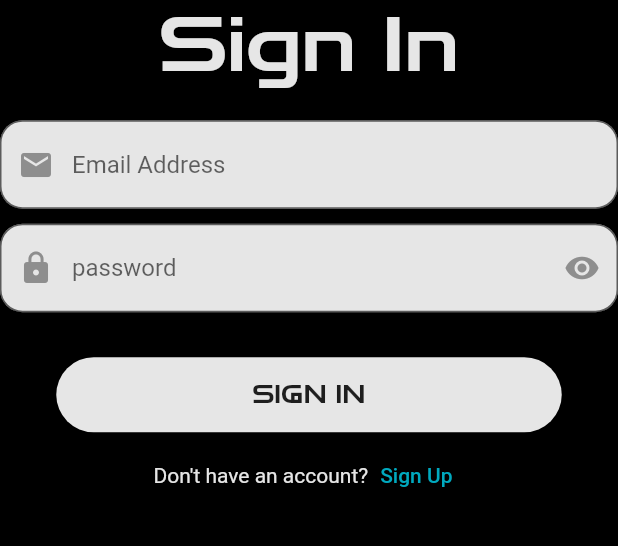
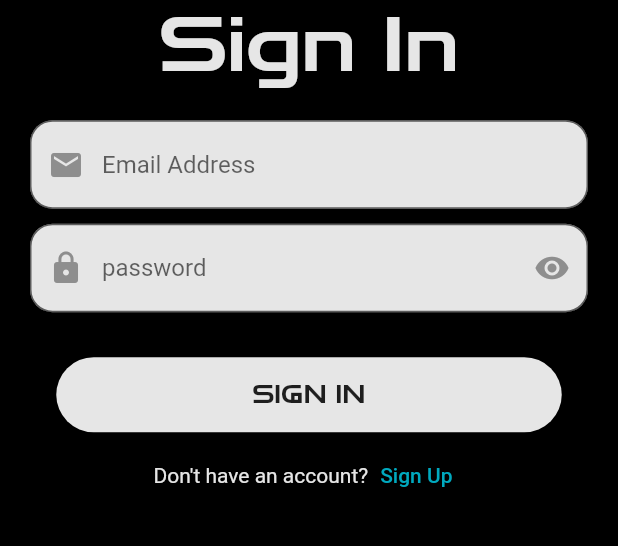
Before and after one commit to ElgebalyMo2000/Parking_App, a Flutter app: the screen it shows after launch, on a phone screen of 412 x 824 dp, the part 512-1058 px from its top. Run offline on Flutter 3.47's test engine with Material 2 defaults, Android fonts, the phone set to English and light mode, and no system bars; our stand-ins replace animated_splash_screen, bloc, dio, flutter_bloc, getwidget, page_transition.

Commit message:
added Home-Screen

```diff
--- a/lib/main.dart
+++ b/lib/main.dart
@@ -1,7 +1,13 @@
 import 'package:dbproject/modules/loginScreen/splashScreen.dart';
+import 'package:dbproject/shared/bloc_observer.dart';
+import 'package:dbproject/shared/remote/dio_helper.dart';
 import 'package:flutter/material.dart';
+import 'package:flutter/services.dart';
+import 'package:flutter_bloc/flutter_bloc.dart';
 
 void main() {
+  Bloc.observer = MyBlocObserver();
+  DioHelper.init();
   runApp(const MyApp());
 }
 
@@ -15,7 +21,29 @@ class MyApp extends StatelessWidget {
       debugShowCheckedModeBanner: false,
       theme: ThemeData(
         visualDensity: VisualDensity.adaptivePlatformDensity,
+        appBarTheme: AppBarTheme(
+          backgroundColor: Colors.white,
+          titleTextStyle: TextStyle(
+            fontWeight: FontWeight.bold,
+            color: Colors.black,
+            fontSize: 20.0,
+          ),
+          iconTheme: IconThemeData(
+            color: Colors.black,
+          ),
+          elevation: 0.0,
+          systemOverlayStyle: SystemUiOverlayStyle(
+            statusBarColor: Colors.transparent,
+            statusBarIconBrightness: Brightness.dark,
+          ),
+        ),
+        bottomNavigationBarTheme: BottomNavigationBarThemeData(
+          backgroundColor: Colors.grey.withOpacity(.3),
+          elevation: 0.0,
+          selectedItemColor: Colors.black,
+        ),
       ),
+
       home: splashScreen(),
     );
   }
--- /dev/null
+++ b/lib/modules/loginScreen/cubit/states.dart
@@ -0,0 +1,17 @@
+abstract class AppLoginStates {}
+
+class AppLoginInitialState extends AppLoginStates{}
+
+class AppLoginLoadingState extends AppLoginStates{}
+
+class AppLoginSuccessState extends AppLoginStates{
+  //final String? uId;
+  //AppLoginSuccessState(this.uId);
+
+}
+
+class AppLoginErrorState extends AppLoginStates
+{
+  final String error;
+  AppLoginErrorState(this.error);
+}
--- a/lib/modules/loginScreen/loginScreen.dart
+++ b/lib/modules/loginScreen/loginScreen.dart
@@ -1,8 +1,12 @@
+import 'package:dbproject/modules/loginScreen/cubit/cubit.dart';
+import 'package:dbproject/modules/loginScreen/cubit/states.dart';
+import 'package:dbproject/modules/parkinglotScreen/lotScreen.dart';
 import 'package:dbproject/modules/signup/signUp.dart';
 import 'package:dbproject/shared/components/components.dart';
 import 'package:flutter/material.dart';
 import 'package:flutter/src/widgets/framework.dart';
 import 'package:flutter/src/widgets/placeholder.dart';
+import 'package:flutter_bloc/flutter_bloc.dart';
 
 class LoginScreen extends StatefulWidget {
   @override
@@ -28,6 +32,12 @@ class _LoginScreenState extends State<LoginScreen> {
   @override
   Widget build(BuildContext context) {
     Size size = MediaQuery.of(context).size;
+    return BlocProvider(
+      create: (BuildContext context) => AppLoginCubit(),
+      child: BlocConsumer<AppLoginCubit,AppLoginStates>(
+        listener: (context, state){},
+        builder: (context, state)
+        {
           return Scaffold(
             body: AnimatedOpacity(
               opacity: _isVisible ? 1.0 : 0.0,
@@ -39,6 +49,8 @@ class _LoginScreenState extends State<LoginScreen> {
                   child: Center(
                     child: Form(
                       key: formKey,
+                      child: Padding(
+                        padding: const EdgeInsets.all(20.0),
                         child: Column(
                           mainAxisAlignment: MainAxisAlignment.center,
                           children: [
@@ -63,7 +75,7 @@ class _LoginScreenState extends State<LoginScreen> {
                                 controller: emailController,
                                 validate: (value) {
                                   if (value == null || value.isEmpty) {
-                            print('email must not be empty');
+                                    return 'please enter your email address';
                                   }
                                   return null;
                                 },
@@ -77,7 +89,7 @@ class _LoginScreenState extends State<LoginScreen> {
                               controller: passwordController,
                               validate: (value) {
                                 if (value == null || value.isEmpty) {
-                          print('password must not be empty');
+                                  return 'please enter your password';
                                 }
                                 return null;
                               },
@@ -101,6 +113,7 @@ class _LoginScreenState extends State<LoginScreen> {
                                   if (formKey.currentState?.validate() ?? true) {
                                     print(emailController.text);
                                     print(passwordController.text);
+                                    navigateTo(context, parkingLot());
                                   }
                                 },
                                 text: 'sign in'),
@@ -135,7 +148,11 @@ class _LoginScreenState extends State<LoginScreen> {
                   ),
                 ),
               ),
+            ),
             backgroundColor: Color.fromARGB(255, 0, 0, 0),
+          );
+        },
+      )
     );
   }
 }
--- /dev/null
+++ b/lib/shared/remote/dio_helper.dart
@@ -0,0 +1,70 @@
+import 'package:dio/dio.dart';
+
+class DioHelper{
+
+  static Dio? dio;
+  static init()
+  {
+    dio = Dio(
+      BaseOptions(
+        baseUrl: 'https://student.valuxapps.com/api/',
+        receiveDataWhenStatusError: true ,
+
+      ),
+    );
+  }
+
+  static Future<Response> getData({
+    required String url,
+    required Map<String, dynamic> query,
+  }) async
+  {
+    return await dio!.get(
+      url,
+      queryParameters: query,
+    );
+  }
+
+  static Future<Response> postData({
+    required String url,
+    required Map<String, dynamic> data,
+    Map<String, dynamic>? query,
+    String lang = 'ar',
+    String? token,
+  }) async
+  {
+    dio!.options.headers =
+    {
+      'lang':lang,
+      'Authorization': token??'',
+      'Content-Type': 'application/json',
+    };
+
+    return await dio!.post(
+      url,
+      queryParameters: query,
+      data: data,
+    );
+  }
+  static Future<Response> putData({
+    required String url,
+    required Map<String, dynamic> data,
+    Map<String, dynamic>? query,
+    String lang = 'en',
+    String? token,
+  }) async
+  {
+    dio!.options.headers =
+    {
+      'lang':lang,
+      'Authorization': token??'',
+      'Content-Type': 'application/json',
+    };
+
+    return dio!.put(
+      url,
+      queryParameters: query,
+      data: data,
+    );
+  }
+}
--- a/pubspec.yaml
+++ b/pubspec.yaml
@@ -36,6 +36,9 @@ dependencies:
   # Use with the CupertinoIcons class for iOS style icons.
   cupertino_icons: ^1.0.2
   animated_splash_screen: ^1.3.0
+  flutter_bloc: ^8.1.2
+  dio_helper_flutter: ^1.0.13
+  getwidget: ^3.1.1
 
 dev_dependencies:
   flutter_test:
```
Also changed, not shown: lib/modules/loginScreen/cubit/cubit.dart (added, +31 -0 lines), lib/modules/parkinglotScreen/lotScreen.dart (added, +231 -0 lines), lib/modules/signup/signUp.dart (+7 -4 lines), lib/shared/bloc_observer.dart (added, +27 -0 lines), lib/shared/components/components.dart (+21 -0 lines), pubspec.lock. Lines whose indentation alone changed are shown as unchanged.
